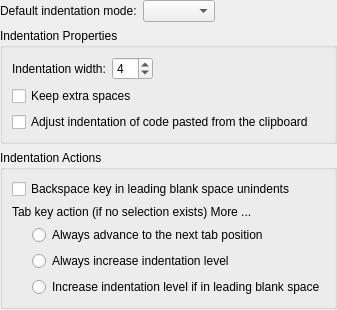
First picture: the form in part/dialogs/indentationconfigwidget.ui, repository KDE/kate, before the edit.
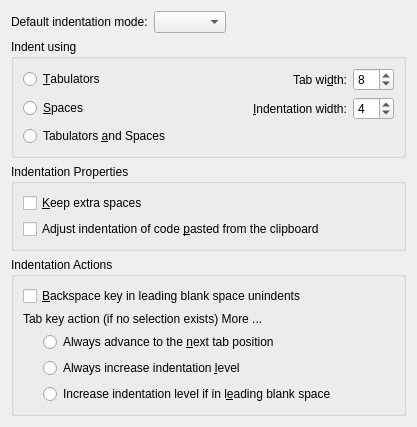
Second picture: the form after the edit. Custom widgets are drawn as their Qt base class.

The edit to the form file:
```diff
--- a/part/dialogs/indentationconfigwidget.ui
+++ b/part/dialogs/indentationconfigwidget.ui
@@ -2,10 +2,15 @@
 <ui version="4.0">
  <class>IndentationConfigWidget</class>
  <widget class="QWidget" name="IndentationConfigWidget">
-  <layout class="QVBoxLayout">
-   <property name="margin">
-    <number>0</number>
-   </property>
+  <property name="geometry">
+   <rect>
+    <x>0</x>
+    <y>0</y>
+    <width>417</width>
+    <height>390</height>
+   </rect>
+  </property>
+  <layout class="QVBoxLayout" name="verticalLayout">
    <item>
     <layout class="QHBoxLayout">
      <property name="margin">
@@ -44,27 +49,36 @@
     </layout>
    </item>
    <item>
-    <widget class="QGroupBox" name="gbProperties">
+    <widget class="QGroupBox" name="gbIndentationMode">
      <property name="title">
-      <string>Indentation Properties</string>
+      <string>Indent using</string>
      </property>
-     <layout class="QVBoxLayout">
-      <item>
-       <layout class="QHBoxLayout">
-        <property name="margin">
-         <number>0</number>
+     <layout class="QGridLayout" name="gridLayout">
+      <item row="0" column="0">
+       <widget class="QRadioButton" name="rbIndentWithTabs">
+        <property name="text">
+         <string>&amp;Tabulators</string>
         </property>
-        <item>
+       </widget>
+      </item>
+      <item row="1" column="0">
+       <widget class="QRadioButton" name="rbIndentWithSpaces">
+        <property name="text">
+         <string>&amp;Spaces</string>
+        </property>
+       </widget>
+      </item>
+      <item row="1" column="2">
          <widget class="QLabel" name="lblIndentWidth">
           <property name="text">
-           <string>Indentation width:</string>
+         <string>&amp;Indentation width:</string>
           </property>
           <property name="buddy">
            <cstring>sbIndentWidth</cstring>
           </property>
          </widget>
         </item>
-        <item>
+      <item row="1" column="3">
          <widget class="KIntSpinBox" name="sbIndentWidth">
           <property name="whatsThis">
            <string>The indentation width is the number of spaces which is used to indent a line. If the option &lt;b&gt;Insert spaces instead of tabulators&lt;/b&gt; in the section &lt;b&gt;Editing&lt;/b&gt; is disabled, a &lt;b&gt;Tab&lt;/b&gt; character is inserted if the indentation is divisible by the tab width.</string>
@@ -80,28 +94,68 @@
           </property>
          </widget>
         </item>
-        <item>
-         <spacer>
+      <item row="2" column="0">
+       <widget class="QRadioButton" name="rbIndentMixed">
+        <property name="text">
+         <string>Tabulators &amp;and Spaces</string>
+        </property>
+       </widget>
+      </item>
+      <item row="1" column="1">
+       <spacer name="horizontalSpacer">
           <property name="orientation">
            <enum>Qt::Horizontal</enum>
           </property>
           <property name="sizeHint" stdset="0">
            <size>
-            <width>1</width>
-            <height>0</height>
+          <width>40</width>
+          <height>20</height>
            </size>
           </property>
          </spacer>
         </item>
-       </layout>
-      </item>
+      <item row="0" column="2">
+       <widget class="QLabel" name="lblTabWidth">
+        <property name="text">
+         <string>Tab wi&amp;dth:</string>
+        </property>
+        <property name="alignment">
+         <set>Qt::AlignRight|Qt::AlignTrailing|Qt::AlignVCenter</set>
+        </property>
+        <property name="buddy">
+         <cstring>sbTabWidth</cstring>
+        </property>
+       </widget>
+      </item>
+      <item row="0" column="3">
+       <widget class="KIntSpinBox" name="sbTabWidth">
+        <property name="minimum">
+         <number>1</number>
+        </property>
+        <property name="maximum">
+         <number>16</number>
+        </property>
+        <property name="value">
+         <number>8</number>
+        </property>
+       </widget>
+      </item>
+     </layout>
+    </widget>
+   </item>
+   <item>
+    <widget class="QGroupBox" name="gbProperties">
+     <property name="title">
+      <string>Indentation Properties</string>
+     </property>
+     <layout class="QVBoxLayout">
       <item>
        <widget class="QCheckBox" name="chkKeepExtraSpaces">
         <property name="whatsThis">
          <string>If this option is disabled, changing the indentation level aligns a line to a multiple of the width specified in &lt;b&gt;Indentation width&lt;/b&gt;.</string>
         </property>
         <property name="text">
-         <string>Keep extra spaces</string>
+         <string>&amp;Keep extra spaces</string>
         </property>
        </widget>
       </item>
@@ -111,7 +165,7 @@
          <string>If this option is selected, pasted code from the clipboard is indented. Triggering the &lt;b&gt;undo&lt;/b&gt;-action removes the indentation.</string>
         </property>
         <property name="text">
-         <string>Adjust indentation of code pasted from the clipboard</string>
+         <string>Adjust indentation of code &amp;pasted from the clipboard</string>
         </property>
        </widget>
       </item>
@@ -130,7 +184,7 @@
          <string>If this option is selected, the &lt;b&gt;Backspace&lt;/b&gt; key decreases the indentation level if the cursor is located in the leading blank space of a line.</string>
         </property>
         <property name="text">
-         <string>Backspace key in leading blank space unindents</string>
+         <string>&amp;Backspace key in leading blank space unindents</string>
         </property>
        </widget>
       </item>
@@ -176,7 +230,7 @@
              <string>If this option is selected, the &lt;b&gt;Tab&lt;/b&gt; key always inserts white space so that the next tab position is reached. If the option &lt;b&gt;Insert spaces instead of tabulators&lt;/b&gt; in the section &lt;b&gt;Editing&lt;/b&gt; is enabled, spaces are inserted; otherwise, a single tabulator is inserted.</string>
             </property>
             <property name="text">
-             <string>Always advance to the next tab position</string>
+             <string>Always advance to the &amp;next tab position</string>
             </property>
            </widget>
           </item>
@@ -186,7 +240,7 @@
              <string>If this option is selected, the &lt;b&gt;Tab&lt;/b&gt; key always indents the current line by the number of character positions specified in &lt;b&gt;Indentation width&lt;/b&gt;.</string>
             </property>
             <property name="text">
-             <string>Always increase indentation level</string>
+             <string>Always increase indentation &amp;level</string>
             </property>
            </widget>
           </item>
@@ -196,7 +250,7 @@
              <string>If this option is selected, the &lt;b&gt;Tab&lt;/b&gt; key either indents the current line or advances to the next tab position.&lt;p&gt; If the insertion point is at or before the first non-space character in the line, or if there is a selection, the current line is indented by the number of character positions specified in &lt;b&gt;Indentation width&lt;/b&gt;.&lt;p&gt; If the insertion point is located after the first non-space character in the line and there is no selection, white space is inserted so that the next tab position is reached: if the option &lt;b&gt;Insert spaces instead of tabulators&lt;/b&gt; in the section &lt;b&gt;Editing&lt;/b&gt; is enabled, spaces are inserted; otherwise, a single tabulator is inserted.</string>
             </property>
             <property name="text">
-             <string>Increase indentation level if in leading blank space</string>
+             <string>Increase indentation level if in l&amp;eading blank space</string>
             </property>
            </widget>
           </item>
```
Lines whose indentation alone changed are shown as unchanged.
